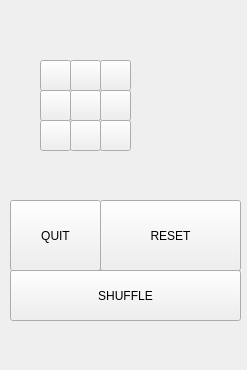
Above: mainwindow.ui from sharwick/plock before the change. Below: the same form after it.
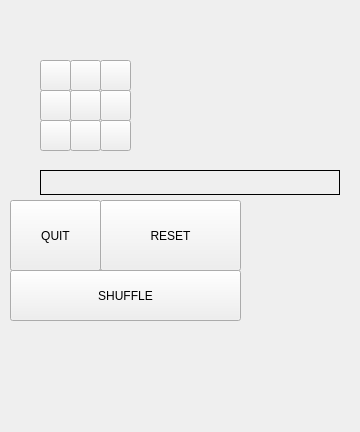
That is the form after the change.

```diff
--- a/mainwindow.ui
+++ b/mainwindow.ui
@@ -6,8 +6,8 @@
    <rect>
     <x>0</x>
     <y>0</y>
-    <width>247</width>
-    <height>370</height>
+    <width>360</width>
+    <height>432</height>
    </rect>
   </property>
   <property name="windowTitle">
@@ -227,6 +227,54 @@
      <string>SHUFFLE</string>
     </property>
    </widget>
+   <widget class="QLabel" name="Timeclock">
+    <property name="geometry">
+     <rect>
+      <x>40</x>
+      <y>170</y>
+      <width>300</width>
+      <height>25</height>
+     </rect>
+    </property>
+    <property name="frameShape">
+     <enum>QFrame::Box</enum>
+    </property>
+    <property name="text">
+     <string/>
+    </property>
+   </widget>
+   <widget class="QLabel" name="Timefill">
+    <property name="geometry">
+     <rect>
+      <x>40</x>
+      <y>170</y>
+      <width>300</width>
+      <height>25</height>
+     </rect>
+    </property>
+    <property name="frameShape">
+     <enum>QFrame::Box</enum>
+    </property>
+    <property name="text">
+     <string/>
+    </property>
+   </widget>
+   <widget class="QLabel" name="Timenum">
+    <property name="geometry">
+     <rect>
+      <x>40</x>
+      <y>170</y>
+      <width>300</width>
+      <height>25</height>
+     </rect>
+    </property>
+    <property name="frameShape">
+     <enum>QFrame::Box</enum>
+    </property>
+    <property name="text">
+     <string/>
+    </property>
+   </widget>
   </widget>
   <widget class="QMenuBar" name="menuBar">
    <property name="geometry">
```
Left out of the diff: 4 changed lines with no effect on the pictures.
